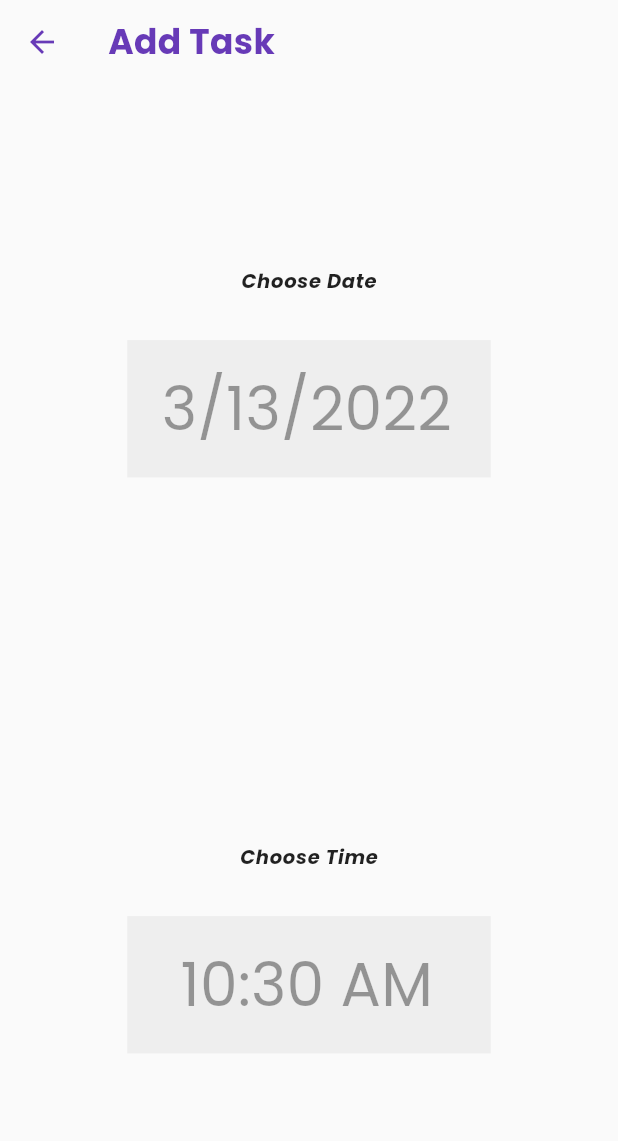
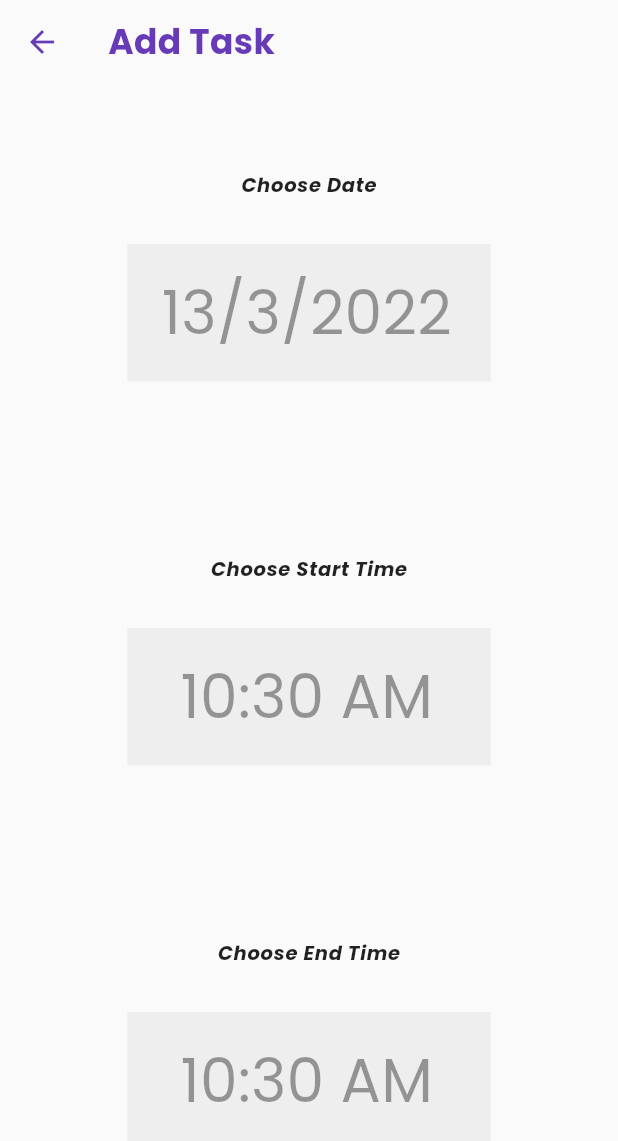
Before and after one commit to determinedguy/todo-listecc, a Flutter app: the AddTodoPage screen opened by its route, on a phone screen of 412 x 824 dp. Shown: the top 1141 px of the screen. Run offline on Flutter 3.47's test engine with Material 2 defaults, Android fonts, the phone set to English and light mode, and no system bars; our stand-ins replace dartz, date_format, equatable, font_awesome_flutter, get_it, google_fonts and 1 more; accounts and stored records are empty.

Commit message:
Add Indonesia locale

```diff
--- a/lib/presentation/pages/add_todo_page.dart
+++ b/lib/presentation/pages/add_todo_page.dart
@@ -5,6 +5,7 @@
 import 'package:date_format/date_format.dart';
 import 'package:flutter/material.dart';
 import 'package:intl/intl.dart';
+import 'package:intl/date_symbol_data_local.dart';
 
 class AddTodoPage extends StatefulWidget {
   const AddTodoPage({Key? key}) : super(key: key);
@@ -32,41 +33,11 @@ class _AddTodoPageState extends State<AddTodoPage> {
   TextEditingController _dateController = TextEditingController();
   TextEditingController _timeController = TextEditingController();
 
-  Future<Null> _selectDate(BuildContext context) async {
-    final DateTime? picked = await showDatePicker(
-        context: context,
-        initialDate: selectedDate,
-        initialDatePickerMode: DatePickerMode.day,
-        firstDate: DateTime(2015),
-        lastDate: DateTime(2101));
-    if (picked != null)
-      setState(() {
-        selectedDate = picked;
-        _dateController.text = DateFormat.yMd().format(selectedDate);
-      });
-  }
-
-  Future<Null> _selectTime(BuildContext context) async {
-    final TimeOfDay? picked = await showTimePicker(
-      context: context,
-      initialTime: selectedTime,
-    );
-    if (picked != null)
-      setState(() {
-        selectedTime = picked;
-        _hour = selectedTime.hour.toString();
-        _minute = selectedTime.minute.toString();
-        _time = _hour + ' : ' + _minute;
-        _timeController.text = _time;
-        _timeController.text = formatDate(
-            DateTime(2019, 08, 1, selectedTime.hour, selectedTime.minute),
-            [hh, ':', nn, " ", am]).toString();
-      });
-  }
-
   @override
   void initState() {
-    _dateController.text = DateFormat.yMd().format(DateTime.now());
+    initializeDateFormatting();
+
+    _dateController.text = DateFormat.yMd('id').format(DateTime.now());
 
     _timeController.text = formatDate(
         DateTime(2022, 3, 13, DateTime.now().hour, DateTime.now().minute),
@@ -78,7 +49,7 @@ class _AddTodoPageState extends State<AddTodoPage> {
   Widget build(BuildContext context) {
     _height = MediaQuery.of(context).size.height;
     _width = MediaQuery.of(context).size.width;
-    dateTime = DateFormat.yMd().format(DateTime.now());
+    dateTime = DateFormat.yMd('id').format(DateTime.now());
     return Scaffold(
       appBar: AppBar(
         backgroundColor: Colors.transparent,
@@ -89,7 +60,6 @@ class _AddTodoPageState extends State<AddTodoPage> {
         width: _width,
         height: _height,
         child: Column(
-          crossAxisAlignment: CrossAxisAlignment.center,
           mainAxisAlignment: MainAxisAlignment.spaceAround,
           children: <Widget>[
             Column(
@@ -133,7 +103,45 @@ class _AddTodoPageState extends State<AddTodoPage> {
             Column(
               children: <Widget>[
                 Text(
-                  'Choose Time',
+                  'Choose Start Time',
+                  style: TextStyle(
+                      fontStyle: FontStyle.italic,
+                      fontWeight: FontWeight.w600,
+                      letterSpacing: 0.5),
+                ),
+                InkWell(
+                  onTap: () {
+                    _selectTime(context);
+                  },
+                  child: Container(
+                    margin: EdgeInsets.only(top: 30),
+                    width: _width / 1.7,
+                    height: _height / 9,
+                    alignment: Alignment.center,
+                    decoration: BoxDecoration(color: Colors.grey[200]),
+                    child: TextFormField(
+                      style: TextStyle(fontSize: 40),
+                      textAlign: TextAlign.center,
+                      onSaved: (String? val) {
+                        _setTime = val;
+                      },
+                      enabled: false,
+                      keyboardType: TextInputType.text,
+                      controller: _timeController,
+                      decoration: InputDecoration(
+                          disabledBorder:
+                              UnderlineInputBorder(borderSide: BorderSide.none),
+                          // labelText: 'Time',
+                          contentPadding: EdgeInsets.all(5)),
+                    ),
+                  ),
+                ),
+              ],
+            ),
+            Column(
+              children: <Widget>[
+                Text(
+                  'Choose End Time',
                   style: TextStyle(
                       fontStyle: FontStyle.italic,
                       fontWeight: FontWeight.w600,
@@ -173,4 +181,37 @@ class _AddTodoPageState extends State<AddTodoPage> {
       ),
     );
   }
+
+  Future<Null> _selectDate(BuildContext context) async {
+    final DateTime? picked = await showDatePicker(
+        context: context,
+        initialDate: selectedDate,
+        initialDatePickerMode: DatePickerMode.day,
+        firstDate: DateTime.now(),
+        lastDate: DateTime(2101));
+    if (picked != null)
+      setState(() {
+        selectedDate = picked;
+        _dateController.text = DateFormat.yMd('id').format(selectedDate);
+      });
+  }
+
+  Future<Null> _selectTime(BuildContext context) async {
+    final TimeOfDay? picked = await showTimePicker(
+      context: context,
+      initialTime: selectedTime,
+    );
+    if (picked != null)
+      setState(() {
+        selectedTime = picked;
+        _hour = selectedTime.hour.toString();
+        _minute = selectedTime.minute.toString();
+        _time = _hour + ' : ' + _minute;
+        _timeController.text = _time;
+        _timeController.text = formatDate(
+            DateTime(2022, 3, 13, selectedTime.hour, selectedTime.minute),
+            [hh, ':', nn, " ", am]).toString();
+      });
+  }
+
 }
```
